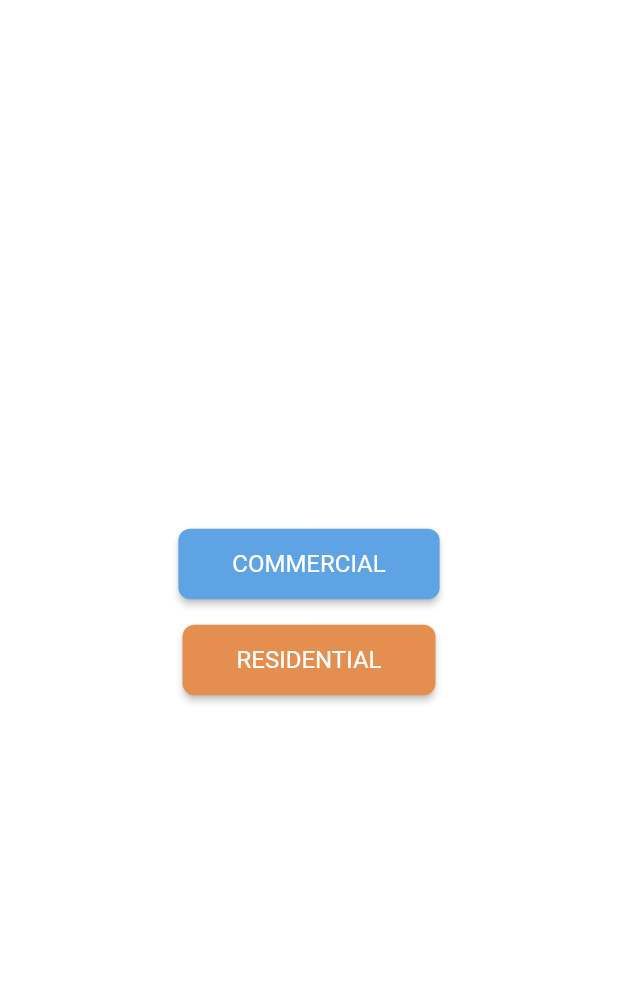
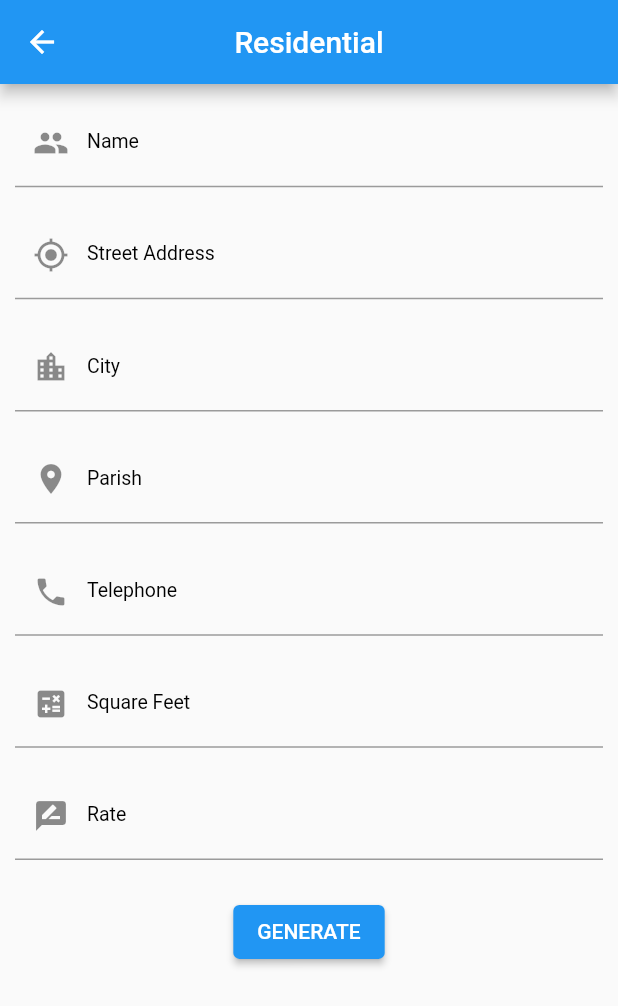
Before and after one commit to Rajeime/create_invoice, a Flutter app: the screen it shows after launch, after a tap on "RESIDENTIAL", on a phone screen of 412 x 824 dp. Shown: the top 1006 px of the screen. Run offline on Flutter 3.47's test engine with Material 2 defaults, Android fonts, the phone set to English and light mode, and no system bars.

Commit message:
created resident and commercial pages

```diff
--- /dev/null
+++ b/lib/commercialPage.dart
@@ -0,0 +1,23 @@
+import 'package:flutter/material.dart';
+import 'package:flutter/src/widgets/framework.dart';
+import 'package:flutter/src/widgets/placeholder.dart';
+
+class commercial extends StatefulWidget {
+  const commercial({super.key});
+
+  @override
+  State<commercial> createState() => _commercialState();
+}
+
+class _commercialState extends State<commercial> {
+  @override
+  Widget build(BuildContext context) {
+    return Scaffold(
+      appBar: AppBar(
+        centerTitle: true,
+        title: Text('Commercial'),
+      ),
+      body: Container(),
+    );
+  }
+}
--- a/lib/main.dart
+++ b/lib/main.dart
@@ -1,3 +1,5 @@
+import 'package:create_invoice/commercialPage.dart';
+import 'package:create_invoice/residentialPage.dart';
 import 'package:flutter/material.dart';
 
 void main() {
@@ -10,7 +12,13 @@ class HomePage extends StatelessWidget {
   @override
   Widget build(BuildContext context) {
     return MaterialApp(
+      debugShowCheckedModeBanner: false,
       home: mainPage(),
+      routes: <String, WidgetBuilder>{
+        '/commercial': (BuildContext context) => commercial(),
+        '/residential': (BuildContext context) => residential(),
+        '/home': (BuildContext context) => mainPage(),
+      },
     );
   }
 }
@@ -25,20 +33,34 @@ class mainPage extends StatefulWidget {
 class _mainPageState extends State<mainPage> {
   @override
   Widget build(BuildContext context) {
-    return Column(
+    return Container(
+      decoration: BoxDecoration(
+        color: Color.fromARGB(255, 31, 30, 30),
+        image: DecorationImage(
+          image: AssetImage("assets/images/background.jpg"),
+          colorFilter: new ColorFilter.mode(
+              Color.fromARGB(255, 0, 0, 0).withOpacity(0.2), BlendMode.dstATop),
+          fit: BoxFit.cover,
+        ),
+      ),
+      child: Column(
         mainAxisAlignment: MainAxisAlignment.center,
         crossAxisAlignment: CrossAxisAlignment.center,
         children: [
           ElevatedButton(
             onPressed: () {
-            print('commercial');
+              Navigator.of(context).pushNamed('/commercial');
             },
             child: const Text(
               'COMMERCIAL',
-            style: TextStyle(fontSize: 16, fontWeight: FontWeight.w400),
+              style: TextStyle(
+                  fontSize: 16,
+                  fontWeight: FontWeight.w400,
+                  color: Colors.white,
+                  letterSpacing: 1),
             ),
             style: ElevatedButton.styleFrom(
-              backgroundColor: Color.fromRGBO(94, 164, 228, 10),
+                backgroundColor: Color.fromRGBO(94, 164, 228, 10.0),
                 padding: EdgeInsets.fromLTRB(36, 14, 36, 14),
                 shape: RoundedRectangleBorder(
                     borderRadius: BorderRadius.circular(8))),
@@ -50,11 +72,15 @@ class _mainPageState extends State<mainPage> {
             padding: const EdgeInsets.all(8.0),
             child: ElevatedButton(
                 onPressed: () {
-                print('residential');
+                  Navigator.of(context).pushNamed('/residential');
                 },
                 child: const Text(
                   'RESIDENTIAL',
-                style: TextStyle(fontSize: 16, fontWeight: FontWeight.w400),
+                  style: TextStyle(
+                      fontSize: 16,
+                      fontWeight: FontWeight.w400,
+                      color: Colors.white,
+                      letterSpacing: 1),
                 ),
                 style: ElevatedButton.styleFrom(
                     backgroundColor: Color.fromRGBO(228, 142, 79, 10),
@@ -63,6 +89,7 @@ class _mainPageState extends State<mainPage> {
                         borderRadius: BorderRadius.circular(8)))),
           ),
         ],
+      ),
     );
     ;
   }
--- /dev/null
+++ b/lib/residentialPage.dart
@@ -0,0 +1,231 @@
+import 'package:flutter/material.dart';
+import 'package:flutter/src/widgets/framework.dart';
+import 'package:flutter/src/widgets/placeholder.dart';
+
+class residential extends StatefulWidget {
+  const residential({super.key});
+
+  @override
+  State<residential> createState() => _residentialState();
+}
+
+class _residentialState extends State<residential> {
+  @override
+  Widget build(BuildContext context) {
+    return Scaffold(
+        appBar: AppBar(
+          centerTitle: true,
+          title: Text('Residential'),
+        ),
+        body: SingleChildScrollView(
+          child: Padding(
+            padding: const EdgeInsets.all(10.0),
+            child: Column(children: [
+              //<--------- first name field --------->
+              // TextField(
+              //   decoration: InputDecoration(
+              //     border: OutlineInputBorder(),
+              //     hintText: 'Name',
+              //     hintStyle:
+              //         TextStyle(color: Color.fromRGBO(156, 156, 156, 10)),
+              //   ),
+              // ),
+
+              // SizedBox(
+              //   height: 16,
+              // ),
+
+              // //<--------- last name field --------->
+              // TextField(
+              //   decoration: InputDecoration(
+              //     border: OutlineInputBorder(),
+              //     hintText: 'Street Address',
+              //     hintStyle:
+              //         TextStyle(color: Color.fromRGBO(156, 156, 156, 10)),
+              //   ),
+              // ),
+
+              // SizedBox(
+              //   height: 16,
+              // ),
+
+              // //<--------- Mobile number field --------->
+              // TextField(
+              //   decoration: InputDecoration(
+              //     border: OutlineInputBorder(),
+              //     hintText: 'City',
+              //     hintStyle:
+              //         TextStyle(color: Color.fromRGBO(156, 156, 156, 10)),
+              //   ),
+              // ),
+              // SizedBox(
+              //   height: 16,
+              // ),
+
+              // //<--------- email field --------->
+              // TextField(
+              //   decoration: InputDecoration(
+              //     border: OutlineInputBorder(),
+              //     hintText: 'Parish',
+              //     hintStyle:
+              //         TextStyle(color: Color.fromRGBO(156, 156, 156, 10)),
+              //   ),
+              // ),
+
+              // SizedBox(
+              //   height: 16,
+              // ),
+
+              // //<--------- password field --------->
+              // TextField(
+              //   decoration: InputDecoration(
+              //     border: OutlineInputBorder(),
+              //     hintText: 'Telephone',
+              //     hintStyle:
+              //         TextStyle(color: Color.fromRGBO(156, 156, 156, 10)),
+              //   ),
+              // ),
+
+              // SizedBox(
+              //   height: 16,
+              // ),
+
+              // TextField(
+              //   decoration: InputDecoration(
+              //     border: OutlineInputBorder(),
+              //     hintText: 'Square Feet',
+              //     hintStyle:
+              //         TextStyle(color: Color.fromRGBO(156, 156, 156, 10)),
+              //   ),
+              // ),
+              // SizedBox(
+              //   height: 16,
+              // ),
+
+              // TextField(
+              //   decoration: InputDecoration(
+              //     border: OutlineInputBorder(),
+              //     hintText: 'Rate',
+              //     hintStyle:
+              //         TextStyle(color: Color.fromRGBO(156, 156, 156, 10)),
+              //   ),
+              // ),
+
+              // SizedBox(
+              //   height: 16,
+              // ),
+
+              TextField(
+                  decoration: InputDecoration(
+                labelText: "Name", //babel text
+                hintText: "Enter name", //hint text
+                prefixIcon: Icon(Icons.people), //prefix iocn
+                hintStyle: TextStyle(
+                    fontSize: 18,
+                    fontWeight: FontWeight.w400), //hint text style
+                labelStyle:
+                    TextStyle(fontSize: 13, color: Colors.black), //label style
+              )),
+
+              SizedBox(
+                height: 16,
+              ),
+              TextField(
+                  decoration: InputDecoration(
+                labelText: "Street Address", //babel text
+                hintText: "Enter Street", //hint text
+                prefixIcon: Icon(Icons.my_location), //prefix iocn
+                hintStyle: TextStyle(
+                    fontSize: 18,
+                    fontWeight: FontWeight.w400), //hint text style
+                labelStyle:
+                    TextStyle(fontSize: 13, color: Colors.black), //label style
+              )),
+
+              SizedBox(
+                height: 16,
+              ),
+              TextField(
+                  decoration: InputDecoration(
+                labelText: "City", //babel text
+                hintText: "Enter City", //hint text
+                prefixIcon: Icon(Icons.location_city), //prefix iocn
+                hintStyle: TextStyle(
+                    fontSize: 18,
+                    fontWeight: FontWeight.w400), //hint text style
+                labelStyle:
+                    TextStyle(fontSize: 13, color: Colors.black), //label style
+              )),
+
+              SizedBox(
+                height: 16,
+              ),
+              TextField(
+                  decoration: InputDecoration(
+                labelText: "Parish", //babel text
+                hintText: "Enter Parish", //hint text
+                prefixIcon: Icon(Icons.location_on), //prefix iocn
+                hintStyle: TextStyle(
+                    fontSize: 18,
+                    fontWeight: FontWeight.w400), //hint text style
+                labelStyle:
+                    TextStyle(fontSize: 13, color: Colors.black), //label style
+              )),
+
+              SizedBox(
+                height: 16,
+              ),
+
+              TextField(
+                  decoration: InputDecoration(
+                labelText: "Telephone", //babel text
+                hintText: "Enter Telephone", //hint text
+                prefixIcon: Icon(Icons.phone), //prefix iocn
+                hintStyle: TextStyle(
+                    fontSize: 18,
+                    fontWeight: FontWeight.w400), //hint text style
+                labelStyle:
+                    TextStyle(fontSize: 13, color: Colors.black), //label style
+              )),
+
+              SizedBox(
+                height: 16,
+              ),
+
+              TextField(
+                  decoration: InputDecoration(
+                labelText: "Square Feet", //babel text
+                hintText: "Enter Square Feet", //hint text
+                prefixIcon: Icon(Icons.calculate), //prefix iocn
+                hintStyle: TextStyle(
+                    fontSize: 18,
+                    fontWeight: FontWeight.w400), //hint text style
+                labelStyle:
+                    TextStyle(fontSize: 13, color: Colors.black), //label style
+              )),
+              SizedBox(
+                height: 16,
+              ),
+
+              TextField(
+                  decoration: InputDecoration(
+                labelText: "Rate", //babel text
+                hintText: "Enter Rate", //hint text
+                prefixIcon: Icon(Icons.rate_review), //prefix iocn
+                hintStyle: TextStyle(
+                    fontSize: 18,
+                    fontWeight: FontWeight.w400), //hint text style
+                labelStyle:
+                    TextStyle(fontSize: 13, color: Colors.black), //label style
+              )),
+
+              SizedBox(
+                height: 24,
+              ),
+
+              ElevatedButton(onPressed: () {}, child: Text('GENERATE'))
+            ]),
+          ),
+        ));
+  }
+}
```
Lines whose indentation alone changed are shown as unchanged.
